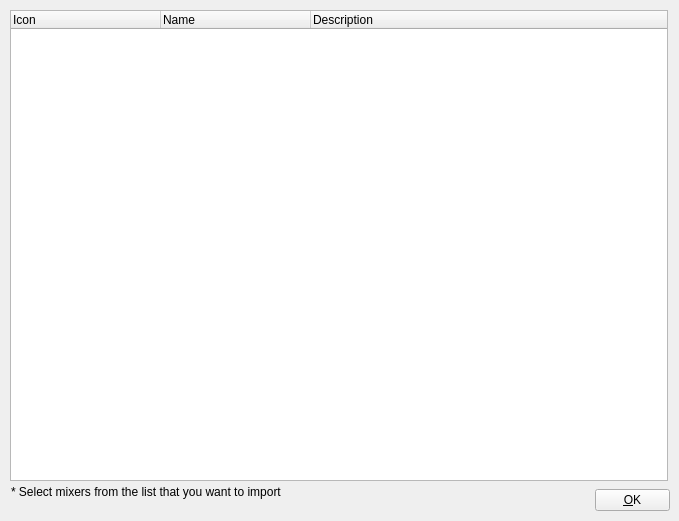
CasparCG/client, file src/Widgets/ImportAtemDeviceDialog.ui: the form before one commit.
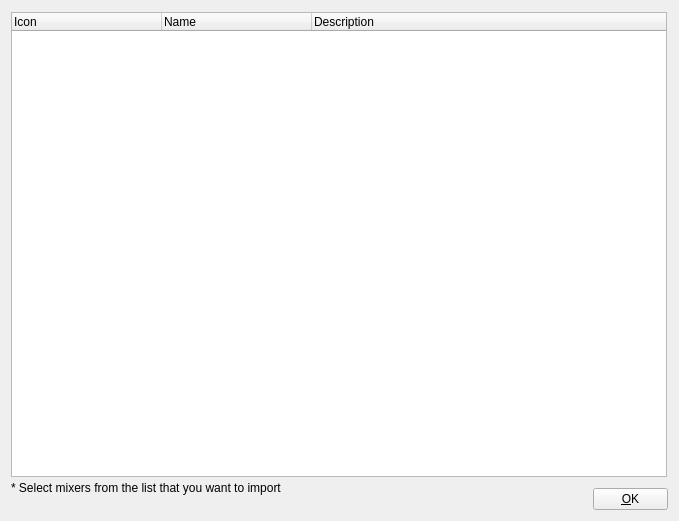
The form after the commit.

Patch:
```diff
--- a/src/Widgets/ImportAtemDeviceDialog.ui
+++ b/src/Widgets/ImportAtemDeviceDialog.ui
@@ -16,8 +16,8 @@
   <widget class="QPushButton" name="pushButtonOk">
    <property name="geometry">
     <rect>
-     <x>595</x>
-     <y>489</y>
+     <x>593</x>
+     <y>488</y>
      <width>75</width>
      <height>22</height>
     </rect>
@@ -35,10 +35,10 @@
   <widget class="QTreeWidget" name="treeWidgetAtemDevice">
    <property name="geometry">
     <rect>
-     <x>10</x>
-     <y>10</y>
-     <width>658</width>
-     <height>471</height>
+     <x>11</x>
+     <y>12</y>
+     <width>656</width>
+     <height>465</height>
     </rect>
    </property>
    <property name="alternatingRowColors">
@@ -79,7 +79,7 @@
    <property name="geometry">
     <rect>
      <x>11</x>
-     <y>484</y>
+     <y>480</y>
      <width>591</width>
      <height>16</height>
     </rect>
```
